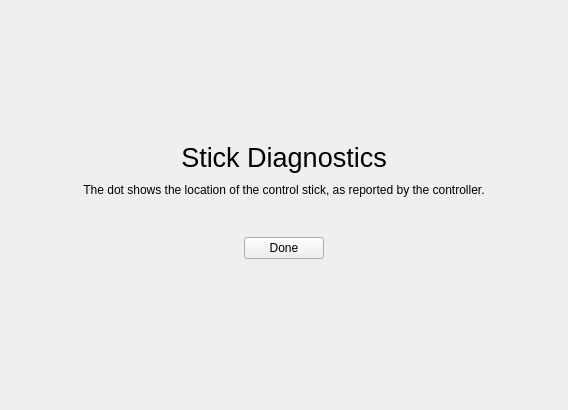
This is gamepadConfiguration/stickdiagnostics.ui in vicr123/libentertaining as Qt 5 draws it before an edit. The edited form follows.
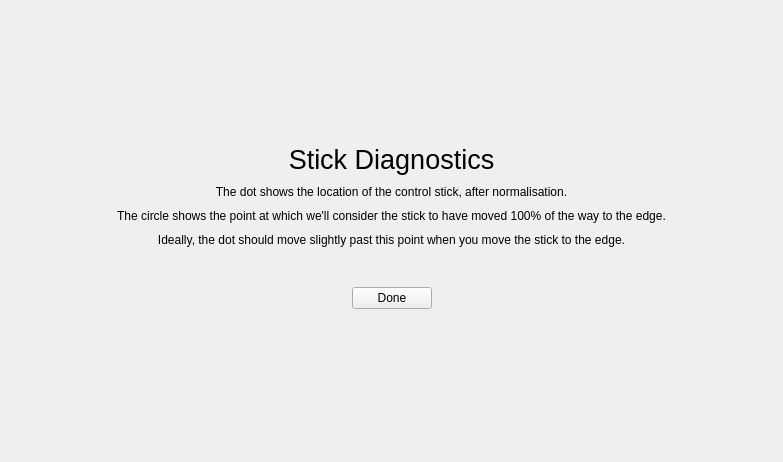
This is the edited form. Custom widgets are drawn as their Qt base class.

Commit message: Control stick normalisation

What changed in the file:
```diff
--- a/gamepadConfiguration/stickdiagnostics.ui
+++ b/gamepadConfiguration/stickdiagnostics.ui
@@ -6,8 +6,8 @@
    <rect>
     <x>0</x>
     <y>0</y>
-    <width>568</width>
-    <height>410</height>
+    <width>783</width>
+    <height>462</height>
    </rect>
   </property>
   <property name="windowTitle">
@@ -60,7 +60,27 @@
    <item>
     <widget class="QLabel" name="label_2">
      <property name="text">
-      <string>The dot shows the location of the control stick, as reported by the controller.</string>
+      <string>The dot shows the location of the control stick, after normalisation.</string>
+     </property>
+     <property name="alignment">
+      <set>Qt::AlignCenter</set>
+     </property>
+    </widget>
+   </item>
+   <item>
+    <widget class="QLabel" name="label_3">
+     <property name="text">
+      <string>The circle shows the point at which we'll consider the stick to have moved 100% of the way to the edge.</string>
+     </property>
+     <property name="alignment">
+      <set>Qt::AlignCenter</set>
+     </property>
+    </widget>
+   </item>
+   <item>
+    <widget class="QLabel" name="label_4">
+     <property name="text">
+      <string>Ideally, the dot should move slightly past this point when you move the stick to the edge.</string>
      </property>
      <property name="alignment">
       <set>Qt::AlignCenter</set>
```
The commit also changes 175 other files.
